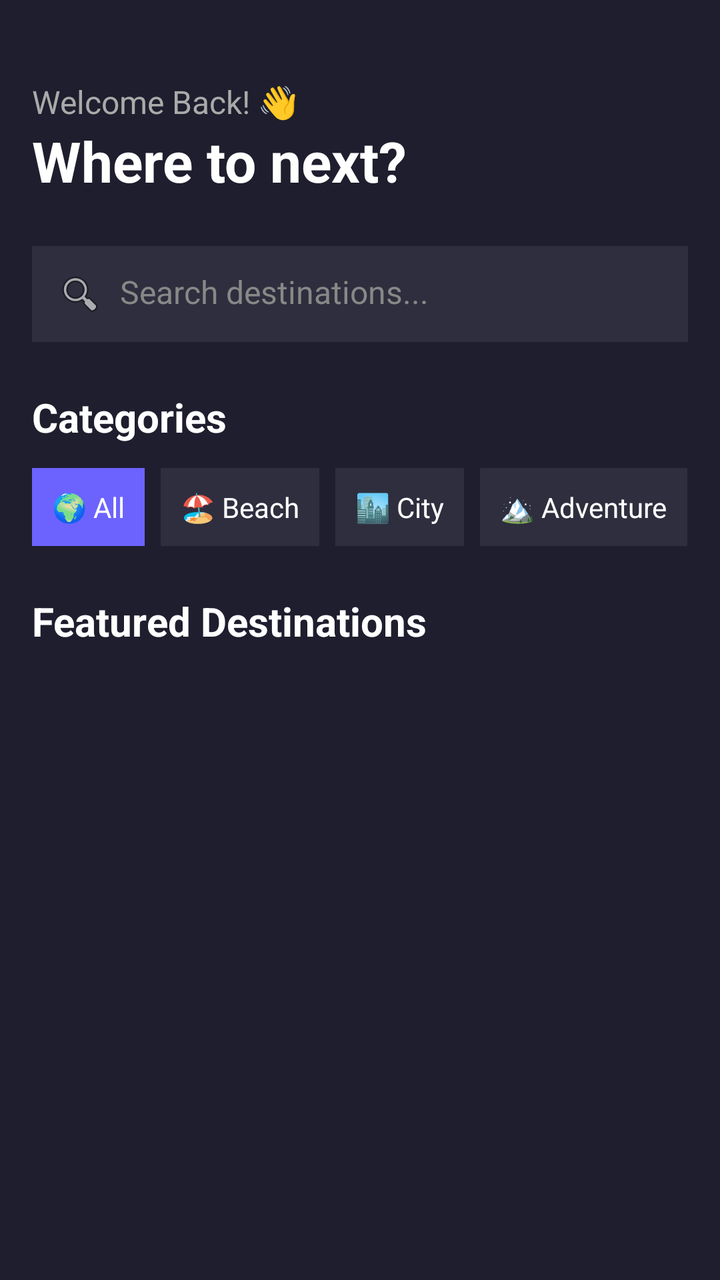
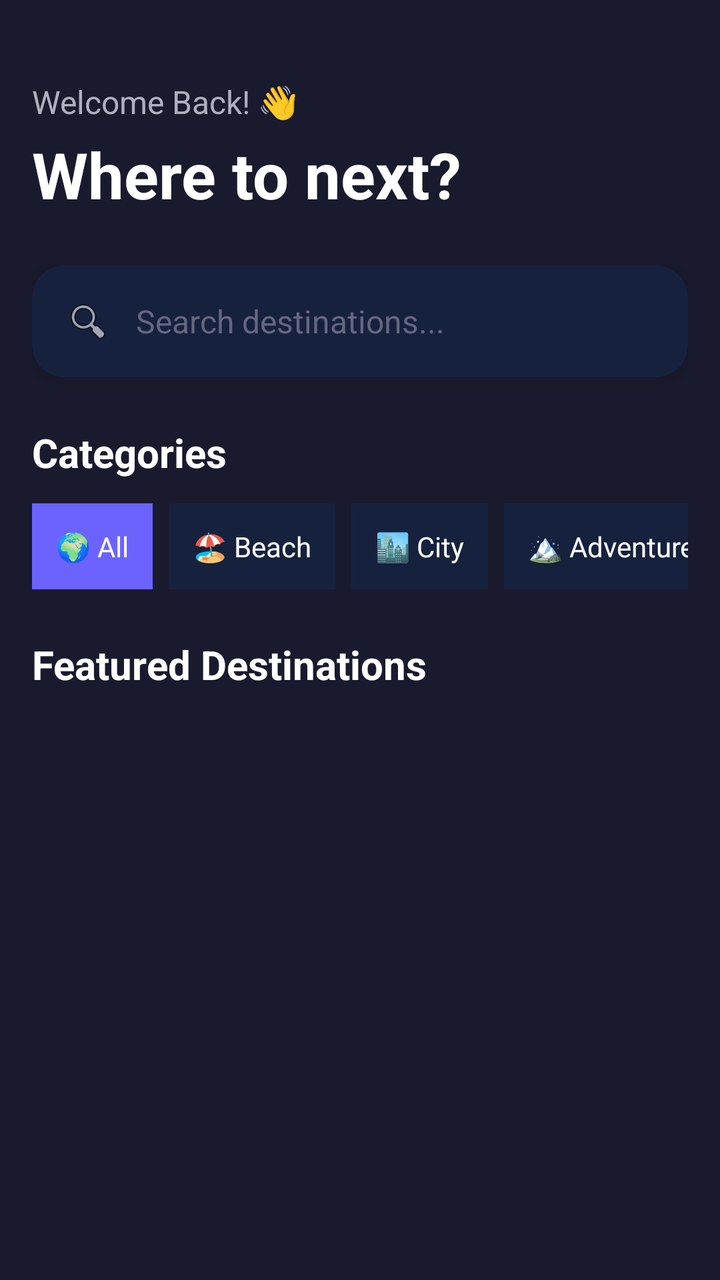

Screens rendered from an Android XML layout before and after an edit, with the pre-edit source and the edit as a unified diff.
<!-- AndroidManifest.xml: application theme Theme.TravelGuideApp -->
<!-- res/layout/fragment_home.xml -->
<?xml version="1.0" encoding="utf-8"?>
<ScrollView xmlns:android="http://schemas.android.com/apk/res/android"
    android:layout_width="match_parent"
    android:layout_height="match_parent"
    android:background="#1E1E2E">

    <LinearLayout
        android:layout_width="match_parent"
        android:layout_height="wrap_content"
        android:orientation="vertical"
        android:padding="16dp">

        
        <LinearLayout
            android:layout_width="match_parent"
            android:layout_height="wrap_content"
            android:orientation="vertical"
            android:layout_marginTop="24dp"
            android:layout_marginBottom="24dp">

            <TextView
                android:layout_width="wrap_content"
                android:layout_height="wrap_content"
                android:text="Welcome Back! 👋"
                android:textColor="#AAAAAA"
                android:textSize="16sp" />

            <TextView
                android:layout_width="wrap_content"
                android:layout_height="wrap_content"
                android:text="Where to next?"
                android:textColor="#FFFFFF"
                android:textSize="28sp"
                android:textStyle="bold" />

        </LinearLayout>

        
        <LinearLayout
            android:layout_width="match_parent"
            android:layout_height="wrap_content"
            android:background="#2E2E3E"
            android:orientation="horizontal"
            android:padding="12dp"
            android:layout_marginBottom="24dp">

            <ImageView
                android:layout_width="24dp"
                android:layout_height="24dp"
                android:src="@android:drawable/ic_menu_search"
                android:layout_marginEnd="8dp" />

            <TextView
                android:id="@+id/tvSearchHint"
                android:layout_width="match_parent"
                android:layout_height="wrap_content"
                android:text="Search destinations..."
                android:textColor="#888888"
                android:textSize="16sp" />

        </LinearLayout>

        
        <TextView
            android:layout_width="wrap_content"
            android:layout_height="wrap_content"
            android:text="Categories"
            android:textColor="#FFFFFF"
            android:textSize="20sp"
            android:textStyle="bold"
            android:layout_marginBottom="12dp" />

        <HorizontalScrollView
            android:layout_width="match_parent"
            android:layout_height="wrap_content"
            android:scrollbars="none"
            android:layout_marginBottom="24dp">

            <LinearLayout
                android:layout_width="wrap_content"
                android:layout_height="wrap_content"
                android:orientation="horizontal">

                <TextView
                    android:id="@+id/btnAll"
                    android:layout_width="wrap_content"
                    android:layout_height="wrap_content"
                    android:text="🌍 All"
                    android:textColor="#FFFFFF"
                    android:background="#6C63FF"
                    android:padding="10dp"
                    android:layout_marginEnd="8dp" />

                <TextView
                    android:id="@+id/btnBeach"
                    android:layout_width="wrap_content"
                    android:layout_height="wrap_content"
                    android:text="🏖️ Beach"
                    android:textColor="#FFFFFF"
                    android:background="#2E2E3E"
                    android:padding="10dp"
                    android:layout_marginEnd="8dp" />

                <TextView
                    android:id="@+id/btnCity"
                    android:layout_width="wrap_content"
                    android:layout_height="wrap_content"
                    android:text="🏙️ City"
                    android:textColor="#FFFFFF"
                    android:background="#2E2E3E"
                    android:padding="10dp"
                    android:layout_marginEnd="8dp" />

                <TextView
                    android:id="@+id/btnAdventure"
                    android:layout_width="wrap_content"
                    android:layout_height="wrap_content"
                    android:text="🏔️ Adventure"
                    android:textColor="#FFFFFF"
                    android:background="#2E2E3E"
                    android:padding="10dp"
                    android:layout_marginEnd="8dp" />

            </LinearLayout>

        </HorizontalScrollView>

        
        <TextView
            android:layout_width="wrap_content"
            android:layout_height="wrap_content"
            android:text="Featured Destinations"
            android:textColor="#FFFFFF"
            android:textSize="20sp"
            android:textStyle="bold"
            android:layout_marginBottom="12dp" />

        <androidx.recyclerview.widget.RecyclerView
            android:id="@+id/rvDestinations"
            android:layout_width="match_parent"
            android:layout_height="wrap_content"
            android:nestedScrollingEnabled="false" />

    </LinearLayout>

</ScrollView>
<!-- resources referenced by this layout -->
<resources>
  <style name="Theme.TravelGuideApp" parent="Base.Theme.TravelGuideApp" />
  <style name="Base.Theme.TravelGuideApp" parent="Theme.Material3.DayNight.NoActionBar">
          
          
      </style>
</resources>

<!-- the commit's change to res/layout/fragment_home.xml (unified diff, before → after) -->
@@ -2,7 +2,7 @@
 <ScrollView xmlns:android="http://schemas.android.com/apk/res/android"
     android:layout_width="match_parent"
     android:layout_height="match_parent"
-    android:background="#1E1E2E">
+    android:background="@color/background_dark">
 
     <LinearLayout
         android:layout_width="match_parent"
@@ -22,50 +22,61 @@
                 android:layout_width="wrap_content"
                 android:layout_height="wrap_content"
                 android:text="Welcome Back! 👋"
-                android:textColor="#AAAAAA"
+                android:textColor="@color/text_secondary"
                 android:textSize="16sp" />
 
             <TextView
                 android:layout_width="wrap_content"
                 android:layout_height="wrap_content"
                 android:text="Where to next?"
-                android:textColor="#FFFFFF"
-                android:textSize="28sp"
-                android:textStyle="bold" />
+                android:textColor="@color/text_primary"
+                android:textSize="32sp"
+                android:textStyle="bold"
+                android:layout_marginTop="4dp" />
 
         </LinearLayout>
 
         
-        <LinearLayout
+        <androidx.cardview.widget.CardView
+            xmlns:app="http://schemas.android.com/apk/res-auto"
             android:layout_width="match_parent"
             android:layout_height="wrap_content"
-            android:background="#2E2E3E"
-            android:orientation="horizontal"
-            android:padding="12dp"
-            android:layout_marginBottom="24dp">
+            android:layout_marginBottom="24dp"
+            app:cardBackgroundColor="@color/background_card"
+            app:cardCornerRadius="16dp"
+            app:cardElevation="4dp">
 
-            <ImageView
-                android:layout_width="24dp"
-                android:layout_height="24dp"
-                android:src="@android:drawable/ic_menu_search"
-                android:layout_marginEnd="8dp" />
-
-            <TextView
-                android:id="@+id/tvSearchHint"
+            <LinearLayout
                 android:layout_width="match_parent"
                 android:layout_height="wrap_content"
-                android:text="Search destinations..."
-                android:textColor="#888888"
-                android:textSize="16sp" />
+                android:orientation="horizontal"
+                android:padding="16dp"
+                android:gravity="center_vertical">
 
-        </LinearLayout>
+                <ImageView
+                    android:layout_width="24dp"
+                    android:layout_height="24dp"
+                    android:src="@android:drawable/ic_menu_search"
+                    android:layout_marginEnd="12dp" />
+
+                <TextView
+                    android:id="@+id/tvSearchHint"
+                    android:layout_width="match_parent"
+                    android:layout_height="wrap_content"
+                    android:text="Search destinations..."
+                    android:textColor="@color/text_hint"
+                    android:textSize="16sp" />
+
+            </LinearLayout>
+
+        </androidx.cardview.widget.CardView>
 
         
         <TextView
             android:layout_width="wrap_content"
             android:layout_height="wrap_content"
             android:text="Categories"
-            android:textColor="#FFFFFF"
+            android:textColor="@color/text_primary"
             android:textSize="20sp"
             android:textStyle="bold"
             android:layout_marginBottom="12dp" />
@@ -86,9 +97,9 @@
                     android:layout_width="wrap_content"
                     android:layout_height="wrap_content"
                     android:text="🌍 All"
-                    android:textColor="#FFFFFF"
-                    android:background="#6C63FF"
-                    android:padding="10dp"
+                    android:textColor="@color/text_primary"
+                    android:background="@color/primary"
+                    android:padding="12dp"
                     android:layout_marginEnd="8dp" />
 
                 <TextView
@@ -96,9 +107,9 @@
                     android:layout_width="wrap_content"
                     android:layout_height="wrap_content"
                     android:text="🏖️ Beach"
-                    android:textColor="#FFFFFF"
-                    android:background="#2E2E3E"
-                    android:padding="10dp"
+                    android:textColor="@color/text_primary"
+                    android:background="@color/background_card"
+                    android:padding="12dp"
                     android:layout_marginEnd="8dp" />
 
                 <TextView
@@ -106,9 +117,9 @@
                     android:layout_width="wrap_content"
                     android:layout_height="wrap_content"
                     android:text="🏙️ City"
-                    android:textColor="#FFFFFF"
-                    android:background="#2E2E3E"
-                    android:padding="10dp"
+                    android:textColor="@color/text_primary"
+                    android:background="@color/background_card"
+                    android:padding="12dp"
                     android:layout_marginEnd="8dp" />
 
                 <TextView
@@ -116,9 +127,9 @@
                     android:layout_width="wrap_content"
                     android:layout_height="wrap_content"
                     android:text="🏔️ Adventure"
-                    android:textColor="#FFFFFF"
-                    android:background="#2E2E3E"
-                    android:padding="10dp"
+                    android:textColor="@color/text_primary"
+                    android:background="@color/background_card"
+                    android:padding="12dp"
                     android:layout_marginEnd="8dp" />
 
             </LinearLayout>
@@ -130,7 +141,7 @@
             android:layout_width="wrap_content"
             android:layout_height="wrap_content"
             android:text="Featured Destinations"
-            android:textColor="#FFFFFF"
+            android:textColor="@color/text_primary"
             android:textSize="20sp"
             android:textStyle="bold"
             android:layout_marginBottom="12dp" />
<!-- resource entries referenced after the edit -->
@@ -1,9 +1,39 @@
 <!-- resources referenced by this layout -->
 <resources>
-  <style name="Theme.TravelGuideApp" parent="Base.Theme.TravelGuideApp" />
-  <style name="Base.Theme.TravelGuideApp" parent="Theme.Material3.DayNight.NoActionBar">
+  <color name="background_card">#16213E</color>
+  <color name="background_dark">#1A1A2E</color>
+  <color name="primary">#6C63FF</color>
+  <color name="text_hint">#666680</color>
+  <color name="text_primary">#FFFFFF</color>
+  <color name="text_secondary">#B0B0C0</color>
+  <style name="Theme.TravelGuideApp" parent="Theme.MaterialComponents.DayNight.NoActionBar">
+          <item name="colorPrimary">@color/primary</item>
+          <item name="colorPrimaryVariant">@color/primary_dark</item>
+          <item name="colorOnPrimary">@color/text_primary</item>
+          <item name="colorSecondary">@color/accent_gold</item>
+          <item name="colorOnSecondary">@color/background_dark</item>
+          <item name="android:windowBackground">@color/background_dark</item>
+          <item name="android:statusBarColor">@color/background_dark</item>
+          <item name="android:navigationBarColor">@color/bottom_nav_background</item>
+  
           
+          <item name="materialCardViewStyle">@style/CardStyle</item>
+  
           
+          <item name="materialButtonStyle">@style/ButtonStyle</item>
+      </style>
+  <color name="primary_dark">#4B44CC</color>
+  <color name="accent_gold">#FFD700</color>
+  <color name="bottom_nav_background">#16213E</color>
+  <style name="CardStyle" parent="Widget.MaterialComponents.CardView">
+          <item name="cardBackgroundColor">@color/background_card</item>
+          <item name="cardCornerRadius">16dp</item>
+          <item name="cardElevation">8dp</item>
+      </style>
+  <style name="ButtonStyle" parent="Widget.MaterialComponents.Button">
+          <item name="backgroundTint">@color/primary</item>
+          <item name="android:textColor">@color/text_primary</item>
+          <item name="cornerRadius">12dp</item>
       </style>
 </resources>
 
